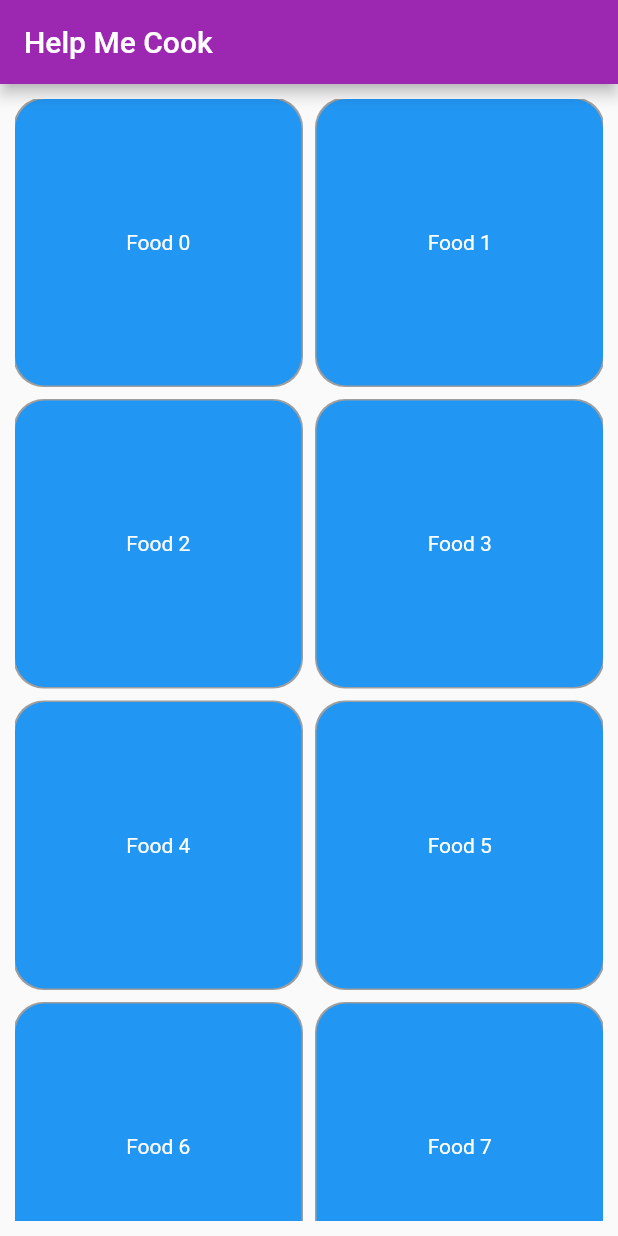
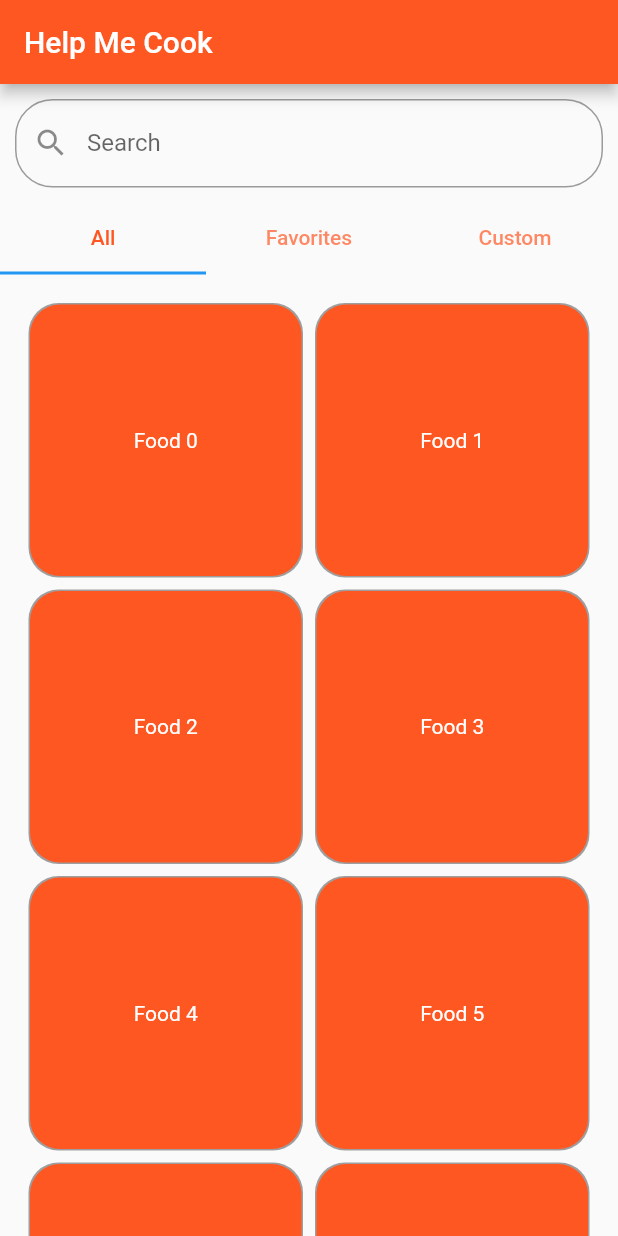
Before and after one commit to ZahidSafi/help_me_cook, a Flutter app: the screen it shows after launch, on a phone screen of 412 x 824 dp. Run offline on Flutter 3.47's test engine with Material 2 defaults, Android fonts, the light colour scheme and no system bars.

Commit message:
added a tab view with grid inside it

```diff
--- a/lib/screens/home_screen.dart
+++ b/lib/screens/home_screen.dart
@@ -1,5 +1,5 @@
 import 'package:flutter/material.dart';
-import 'package:help_me_cook/widgets/custom_grid_view.dart';
+import 'package:help_me_cook/widgets/search_grid.dart';
 
 class HomeScreen extends StatelessWidget {
   const HomeScreen({super.key});
@@ -7,13 +7,11 @@ class HomeScreen extends StatelessWidget {
   @override
   Widget build(BuildContext context) {
     return Scaffold(
-        appBar: AppBar(
-          backgroundColor: Colors.purple,
-          title: const Text('Help Me Cook'),
-        ),
-        body: Container(
-          padding: const EdgeInsets.all(10),
-          child: const CustomGridView(),
-        ));
+      appBar: AppBar(
+        backgroundColor: Colors.deepOrange,
+        title: const Text('Help Me Cook'),
+      ),
+      body: const SearchGrid(),
+    );
   }
 }
--- a/lib/widgets/custom_grid_view.dart
+++ b/lib/widgets/custom_grid_view.dart
@@ -8,6 +8,7 @@ class CustomGridView extends StatelessWidget {
   Widget build(BuildContext context) {
     return GridView.builder(
             itemCount: 50,
+            padding: const EdgeInsets.all(20),
             gridDelegate: const SliverGridDelegateWithFixedCrossAxisCount(
               crossAxisCount: 2,
               mainAxisSpacing: 10,
--- a/lib/widgets/grid_item.dart
+++ b/lib/widgets/grid_item.dart
@@ -10,7 +10,7 @@ class GridItem extends StatelessWidget {
   Widget build(BuildContext context) {
     return Container(
       decoration: BoxDecoration(
-          color: Colors.blue,
+          color: Colors.deepOrange,
           borderRadius: BorderRadius.circular(20),
           boxShadow: const [
             BoxShadow(
--- /dev/null
+++ b/lib/widgets/search_bar.dart
@@ -0,0 +1,23 @@
+import 'package:flutter/material.dart';
+
+class SearchBar extends StatelessWidget {
+  const SearchBar({super.key});
+
+  @override
+  Widget build(BuildContext context) {
+    return const Padding(
+          padding: EdgeInsets.all(10),
+          child: TextField(
+            decoration: InputDecoration(
+              labelText: 'Search',
+              prefixIcon: Icon(Icons.search),
+              border: OutlineInputBorder(
+                borderRadius: BorderRadius.all(
+                  Radius.circular(25.0)
+                )
+              )
+            ),
+          ),
+    );
+  }
+}
--- /dev/null
+++ b/lib/widgets/search_grid.dart
@@ -0,0 +1,19 @@
+import 'package:flutter/material.dart';
+import 'package:help_me_cook/widgets/search_bar.dart';
+import 'package:help_me_cook/widgets/tab_grid_view.dart';
+
+class SearchGrid extends StatefulWidget {
+  const SearchGrid({super.key});
+
+  @override
+  State<SearchGrid> createState() => _SearchGridState();
+}
+
+class _SearchGridState extends State<SearchGrid> {
+  @override
+  Widget build(BuildContext context) {
+    return Column(
+      children: const [SearchBar(), TabGridView()],
+    );
+  }
+}
--- /dev/null
+++ b/lib/widgets/tab_grid_view.dart
@@ -0,0 +1,52 @@
+import 'package:flutter/material.dart';
+import 'package:help_me_cook/widgets/custom_grid_view.dart';
+
+class TabGridView extends StatefulWidget {
+  const TabGridView({super.key});
+
+  @override
+  State<TabGridView> createState() => _TabGridViewState();
+}
+
+class _TabGridViewState extends State<TabGridView> with SingleTickerProviderStateMixin {
+  late TabController _tabController;
+
+   @override
+  void initState() {
+    super.initState();
+    _tabController = TabController(length: 3, vsync: this);
+  }
+
+  @override
+  void dispose() {
+    _tabController.dispose();
+    super.dispose();
+  }
+
+  @override
+  Widget build(BuildContext context) {
+    return Expanded(
+      child: Column(children: [
+        TabBar(
+          labelColor: Colors.deepOrange,
+          controller: _tabController,
+          tabs: const [
+            Tab(text: 'All',),
+            Tab(text: 'Favorites'),
+            Tab(text: 'Custom'),
+          ],
+        ),
+        Expanded(
+          child: TabBarView(
+            controller: _tabController,
+            children: const [
+              CustomGridView(),
+              CustomGridView(),
+              CustomGridView(),
+            ],
+          ),
+        ),
+      ]),
+    );
+  }
+}
```
